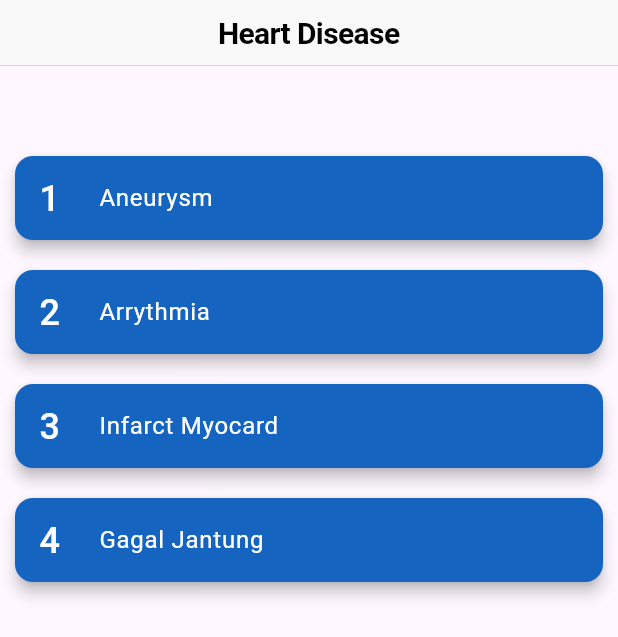
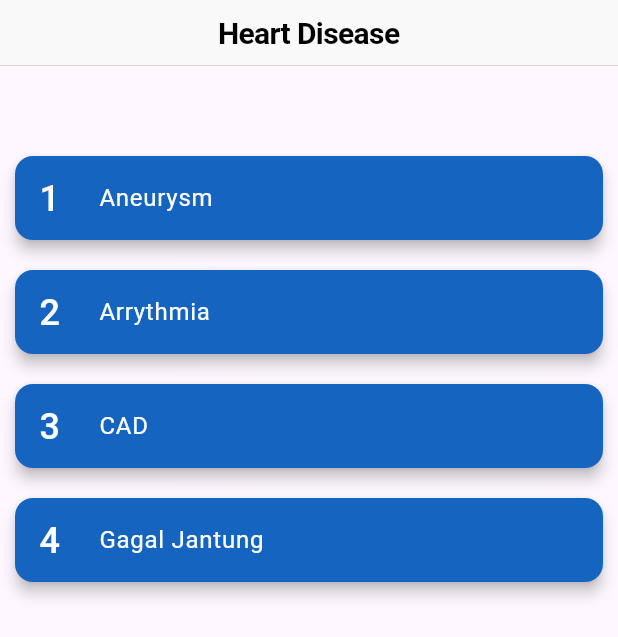
Before and after one commit to iannn07/S5-Mobile-Project-MedExpert, a Flutter app: the heartMaterial screen opened directly, on a phone screen of 412 x 824 dp. Shown: the top 637 px of the screen. Run offline on Flutter 3.47's test engine with Material 3 defaults, Android fonts, the phone set to English and light mode, and no system bars; our stand-ins replace firebase_auth, firebase_core, go_router, image_picker; missing offline and left inert: tflite_v2; accounts and stored records are empty.

Commit message:
new desc

```diff
--- a/lib/views/main/homepage/pire/course_desc/infractmyocard_desc.dart
+++ b/lib/views/main/homepage/pire/course_desc/cad_desc.dart
@@ -1,7 +1,7 @@
 import 'package:flutter/material.dart';
 
-const String infractDescription =
-    'Infark miokard akut atau acute myocardial infarction merupakan kejadian nekrosis miokard yang disebabkan oleh sindrom iskemik tak stabil. Infark miokard akut (IMA) disebabkan kerusakan ireversibel pada otot jantung akibat pasokan oksigen yang kurang. Keberadaan infark miokard dapat mengganggu fungsi sistolik maupun diastolik, dan meningkatkan risiko aritmia pada pasien.';
+const String cadDescription =
+    'Tujuan penatalaksanaan pada sindrom koroner akut adalah mencegah nekrosis sel-sel miokardium dan mengupayakan terjadinya reperfusi ke jaringan miokardium. Pada pasien STEMI, reperfusi secepatnya dengan percutaneous coronary intervention (PCI) atau kateterisasi jantung adalah terapi lini pertama, bila dapat dilakukan dalam 120 menit dari onset gejala. Intervensi ini dapat dilakukan di fasilitas pelayanan tersier. Akan tetapi, apabila PCI tidak dapat dilakukan atau tertunda, maka fibrinolisis harus dilakukan.';
 void main() {
   runApp(MyApp());
 }
@@ -12,7 +12,7 @@ class MyApp extends StatelessWidget {
     return MaterialApp(
       home: Scaffold(
         appBar: AppBar(
-          title: Text('Infarct Myocard'),
+          title: Text('CAD'),
         ),
         body: SingleChildScrollView(
           padding: EdgeInsets.all(16.0),
@@ -32,7 +32,7 @@ class DescriptionWidget extends StatelessWidget {
     );
 
     return Text(
-      infractDescription,
+      cadDescription,
       style: myTextStyle,
       textAlign: TextAlign.justify,
     );
--- a/lib/views/main/homepage/pire/description_section.dart
+++ b/lib/views/main/homepage/pire/description_section.dart
@@ -5,13 +5,13 @@ import 'package:med_expert/views/main/homepage/pire/course_desc/arrythmia_desc.d
 import 'package:med_expert/views/main/homepage/pire/course_desc/batuginjal_desc.dart';
 import 'package:med_expert/views/main/homepage/pire/course_desc/batukdahak_desc.dart';
 import 'package:med_expert/views/main/homepage/pire/course_desc/bodrex_desc.dart';
+import 'package:med_expert/views/main/homepage/pire/course_desc/cad_desc.dart';
 import 'package:med_expert/views/main/homepage/pire/course_desc/dextamine_desc.dart';
 import 'package:med_expert/views/main/homepage/pire/course_desc/diabetes1_desc.dart';
 import 'package:med_expert/views/main/homepage/pire/course_desc/diabetes2_desc.dart';
 import 'package:med_expert/views/main/homepage/pire/course_desc/gagaljantung_desc.dart';
 import 'package:med_expert/views/main/homepage/pire/course_desc/gagaljantungakut_desc.dart';
 import 'package:med_expert/views/main/homepage/pire/course_desc/incidal_desc.dart';
-import 'package:med_expert/views/main/homepage/pire/course_desc/infractmyocard_desc.dart';
 import 'package:med_expert/views/main/homepage/pire/course_desc/panadol_desc.dart';
 import 'package:med_expert/views/main/homepage/pire/course_desc/paramex_desc.dart';
 import 'package:med_expert/views/main/homepage/pire/course_desc/paratusin_desc.dart';
@@ -116,9 +116,9 @@ class DescriptionSection extends StatelessWidget {
         return gagaljantung01Description;
       case 'Arrythmia':
         return arrythmiaDescription;
-      case 'Infract Myocard':
-        return infractDescription;
-        case 'Aneurysm':
+      case 'CAD':
+        return cadDescription;
+      case 'Aneurysm':
         return aneurysmDescription;
       default:
         return '';
--- a/lib/views/main/homepage/pire/heart_material.dart
+++ b/lib/views/main/homepage/pire/heart_material.dart
@@ -11,14 +11,14 @@ class _heartMaterialState extends State<heartMaterial> {
   List<String> materials = [
     'Aneurysm',
     'Arrythmia',
-    'Infarct Myocard',
+    'CAD',
     'Gagal Jantung',
   ];
 
   final List<Map<String, dynamic>> _allUsers = [
     {"id": 1, "name": "Aneurysm"},
     {"id": 2, "name": "Arrythmia"},
-    {"id": 3, "name": "Infarct Myocard"},
+    {"id": 3, "name": "CAD"},
     {"id": 4, "name": "Gagal Jantung"},
   ];
 
```
